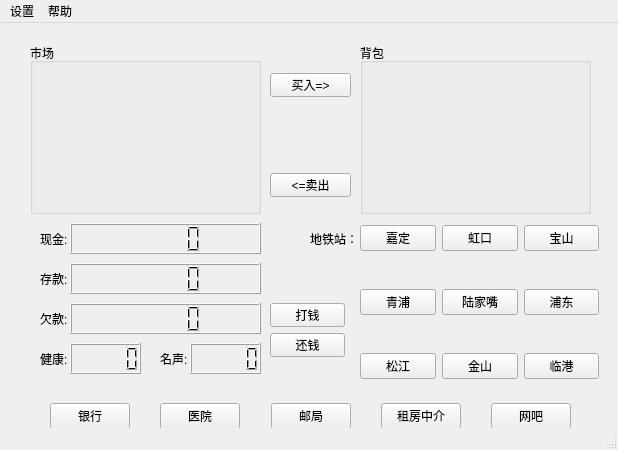
wwwxyz123/shanghaifusheng, file mainwindow.ui: the form before one commit.
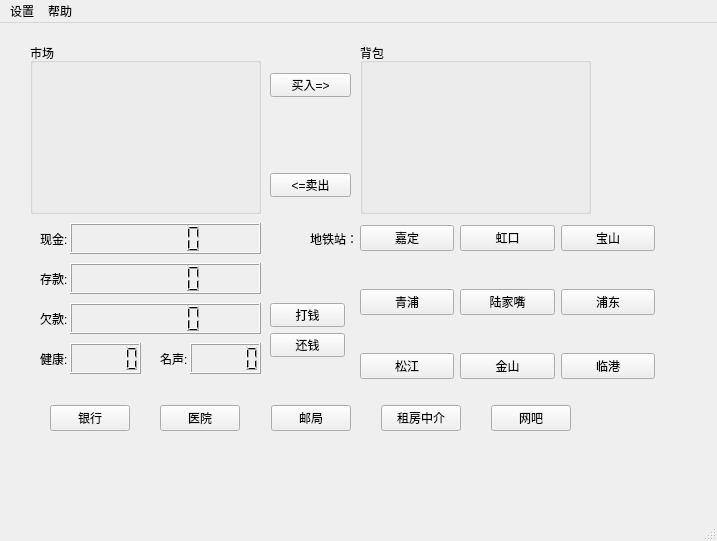
The form after the commit.

Patch:
```diff
--- a/mainwindow.ui
+++ b/mainwindow.ui
@@ -6,8 +6,8 @@
    <rect>
     <x>0</x>
     <y>0</y>
-    <width>618</width>
-    <height>450</height>
+    <width>717</width>
+    <height>541</height>
    </rect>
   </property>
   <property name="windowTitle">
@@ -72,7 +72,7 @@
       <x>10</x>
       <y>380</y>
       <width>601</width>
-      <height>26</height>
+      <height>30</height>
      </rect>
     </property>
     <layout class="QHBoxLayout" name="horizontalLayout" stretch="0,0,5,0,5,0,5,0,5,0,0">
@@ -246,7 +246,7 @@
      <rect>
       <x>360</x>
       <y>170</y>
-      <width>239</width>
+      <width>295</width>
       <height>221</height>
      </rect>
     </property>
@@ -426,8 +426,8 @@
     <rect>
      <x>0</x>
      <y>0</y>
-     <width>618</width>
-     <height>22</height>
+     <width>717</width>
+     <height>25</height>
     </rect>
    </property>
    <widget class="QMenu" name="menu">
```
